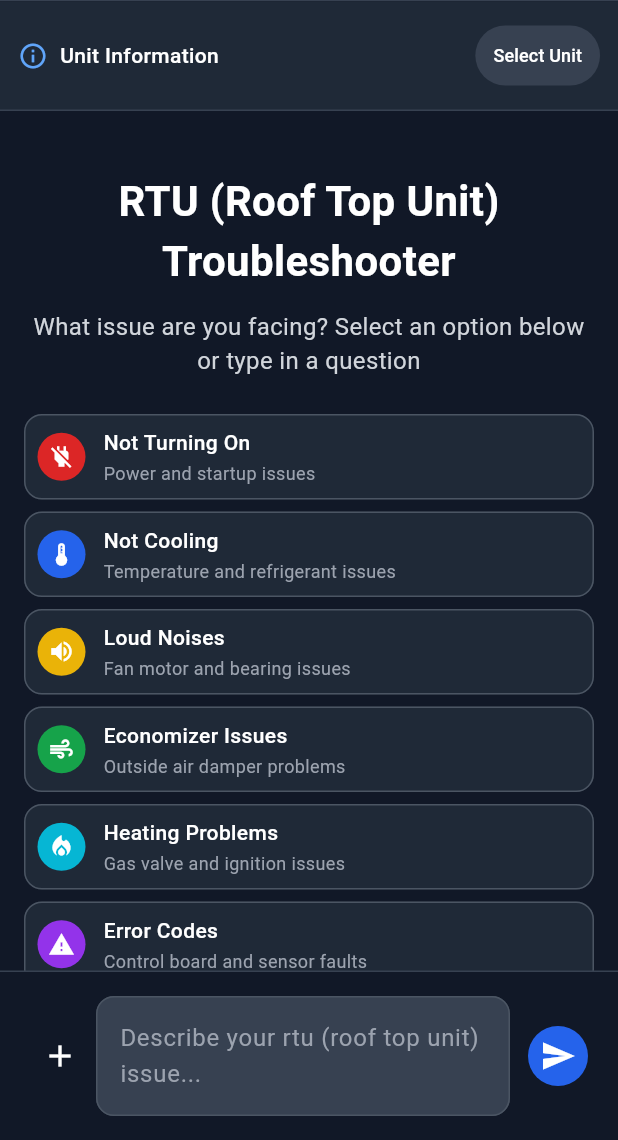
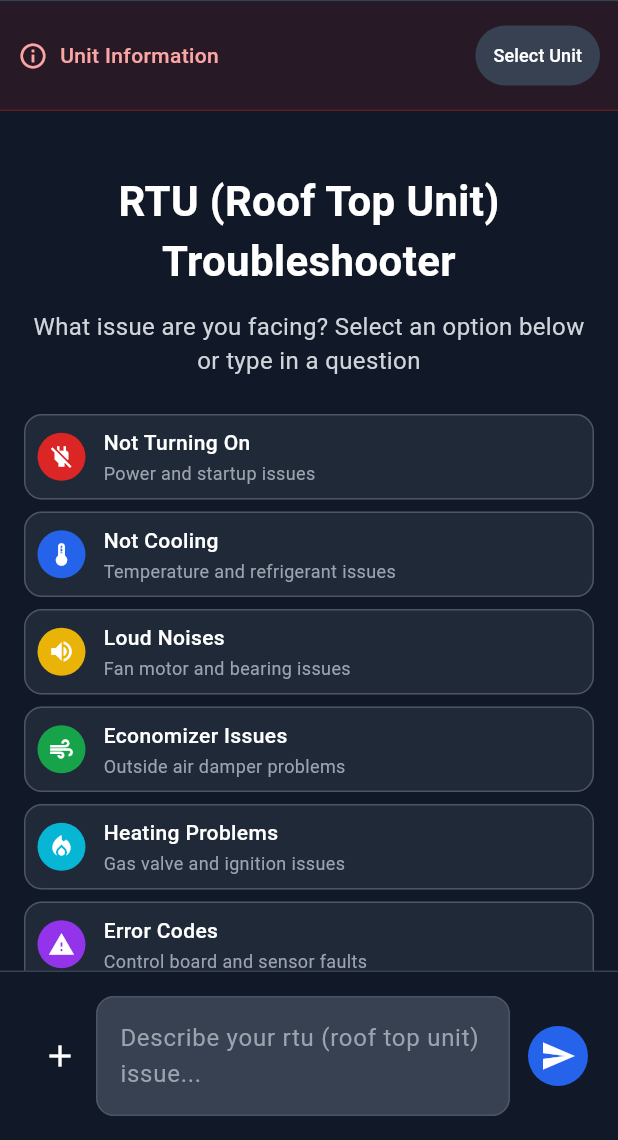
Before and after one commit to danishdhanani/dex-mvp-1.3, a Flutter app: the ServiceCallPage screen opened by its route, after a tap on "Available", on a phone screen of 412 x 824 dp, the part 96-1236 px from its top. Run offline on Flutter 3.47's test engine with Material 3 defaults, Android fonts, the phone set to English and light mode, and no system bars; our stand-ins replace flutter_dotenv, image_picker, shared_preferences, supabase_flutter; accounts and stored records are empty; project files that could hold a hidden picture were left out.

Commit message:
add manual lookup logic

```diff
--- a/mobile/dex/lib/screens/service_call/chat_bot.dart
+++ b/mobile/dex/lib/screens/service_call/chat_bot.dart
@@ -77,6 +77,7 @@ class _ChatBotState extends State<ChatBot> {
   final ScrollController _scrollController = ScrollController();
   bool _isLoading = false;
   UnitInfo? _selectedUnit;
+  Map<String, dynamic>? _manualAvailability; // { hasManual: bool, message: string }
 
   @override
   void dispose() {
@@ -454,29 +455,39 @@ class _ChatBotState extends State<ChatBot> {
           // Unit Selection Header
           Container(
             padding: const EdgeInsets.all(12),
-            decoration: const BoxDecoration(
-              color: Color(0xFF1F2937), // gray-800
+            decoration: BoxDecoration(
+              color: _selectedUnit == null
+                  ? const Color(0xFF7F1D1D).withValues(alpha: 0.2) // red-900 with opacity
+                  : const Color(0xFF1F2937), // gray-800
               border: Border(
                 bottom: BorderSide(
-                  color: Color(0xFF374151), // gray-700
+                  color: _selectedUnit == null
+                      ? const Color(0xFFDC2626).withValues(alpha: 0.3) // red-600 with opacity
+                      : const Color(0xFF374151), // gray-700
                   width: 1,
                 ),
               ),
             ),
-            child: Row(
-              children: [
-                const Icon(
+            child: Column(
+              children: [
+                Row(
+                  children: [
+                    Icon(
                       Icons.info_outline,
-                  color: Color(0xFF60A5FA), // blue-400
+                      color: _selectedUnit == null
+                          ? const Color(0xFFFCA5A5) // red-400
+                          : const Color(0xFF60A5FA), // blue-400
                       size: 20,
                     ),
                     const SizedBox(width: 8),
-                const Text(
+                    Text(
                       'Unit Information',
                       style: TextStyle(
                         fontSize: 14,
                         fontWeight: FontWeight.w500,
-                    color: Colors.white,
+                        color: _selectedUnit == null
+                            ? const Color(0xFFFCA5A5) // red-200
+                            : Colors.white,
                       ),
                     ),
                     const Spacer(),
@@ -495,6 +506,52 @@ class _ChatBotState extends State<ChatBot> {
                         style: const TextStyle(fontSize: 12),
                       ),
                     ),
+                  ],
+                ),
+                // Manual availability status
+                if (_manualAvailability != null) ...[
+                  const SizedBox(height: 8),
+                  Container(
+                    padding: const EdgeInsets.all(8),
+                    decoration: BoxDecoration(
+                      color: _manualAvailability!['hasManual'] == true
+                          ? const Color(0xFF065F46).withValues(alpha: 0.2) // green-900 with opacity
+                          : const Color(0xFF78350F).withValues(alpha: 0.2), // yellow-900 with opacity
+                      borderRadius: BorderRadius.circular(6),
+                      border: Border.all(
+                        color: _manualAvailability!['hasManual'] == true
+                            ? const Color(0xFF10B981).withValues(alpha: 0.3) // green-600
+                            : const Color(0xFFF59E0B).withValues(alpha: 0.3), // yellow-600
+                        width: 1,
+                      ),
+                    ),
+                    child: Row(
+                      children: [
+                        Icon(
+                          _manualAvailability!['hasManual'] == true
+                              ? Icons.check_circle
+                              : Icons.info_outline,
+                          color: _manualAvailability!['hasManual'] == true
+                              ? const Color(0xFF10B981) // green-600
+                              : const Color(0xFFF59E0B), // yellow-600
+                          size: 16,
+                        ),
+                        const SizedBox(width: 8),
+                        Expanded(
+                          child: Text(
+                            _manualAvailability!['message'] as String,
+                            style: TextStyle(
+                              fontSize: 12,
+                              color: _manualAvailability!['hasManual'] == true
+                                  ? const Color(0xFF6EE7B7) // green-300
+                                  : const Color(0xFFFCD34D), // yellow-300
+                            ),
+                          ),
+                        ),
+                      ],
+                    ),
+                  ),
+                ],
               ],
             ),
           ),
@@ -712,6 +769,74 @@ class _ChatBotState extends State<ChatBot> {
     );
   }
 
+  Future<void> _checkManualAvailability(UnitInfo unitInfo) async {
+    try {
+      // Get base URL from .env file
+      final baseUrl = dotenv.env['API_BASE_URL'] ?? 'http://localhost:3000';
+      final url = Uri.parse('$baseUrl/api/admin/manuals');
+
+      final response = await http.get(url);
+
+      if (response.statusCode == 200) {
+        final data = jsonDecode(response.body);
+        final manuals = data['manuals'] as List<dynamic>? ?? [];
+
+        // Look for manuals that match the unit info
+        final matchingManuals = manuals.where((manual) {
+          final unitInfoData = manual['unitInfo'] as Map<String, dynamic>?;
+          if (unitInfoData == null) return false;
+
+          final brandMatch = (unitInfoData['brand'] as String? ?? '')
+                  .toLowerCase() ==
+              unitInfo.brand.toLowerCase();
+          final modelMatch = (unitInfoData['model'] as String? ?? '')
+                  .toLowerCase() ==
+              unitInfo.model.toLowerCase();
+          final typeMatch = (unitInfoData['unitType'] as String? ?? '')
+                  .toLowerCase() ==
+              unitInfo.unitType.toLowerCase();
+
+          return brandMatch && modelMatch && typeMatch;
+        }).toList();
+
+        setState(() {
+          if (matchingManuals.isNotEmpty) {
+            _manualAvailability = {
+              'hasManual': true,
+              'message':
+                  'Manual found, chat will now provide unit-specific information'
+            };
+          } else {
+            _manualAvailability = {
+              'hasManual': false,
+              'message':
+                  'This manual is not yet in our library, we will get it added soon. In the meantime you will see general results for ${_getEquipmentTypeName(unitInfo.unitType).toLowerCase()}.'
+            };
+          }
+        });
+      } else {
+        // Fallback if API fails
+        setState(() {
+          _manualAvailability = {
+            'hasManual': false,
+            'message':
+                'This manual is not yet in our library, we will get it added soon. In the meantime you will see general results for ${_getEquipmentTypeName(unitInfo.unitType).toLowerCase()}.'
+          };
+        });
+      }
+    } catch (error) {
+      print('Error checking manual availability: $error');
+      // Fallback on error
+      setState(() {
+        _manualAvailability = {
+          'hasManual': false,
+          'message':
+              'This manual is not yet in our library, we will get it added soon. In the meantime you will see general results for ${_getEquipmentTypeName(unitInfo.unitType).toLowerCase()}.'
+        };
+      });
+    }
+  }
+
   void _showUnitSelectorModal() {
     showDialog(
       context: context,
@@ -724,11 +849,14 @@ class _ChatBotState extends State<ChatBot> {
           onClose: () {
             Navigator.of(context).pop();
           },
-          onSave: (unitInfo) {
+          onSave: (unitInfo) async {
             setState(() {
               _selectedUnit = unitInfo;
+              _manualAvailability = null; // Clear previous availability when changing unit
             });
             Navigator.of(context).pop();
+            // Check manual availability after saving
+            await _checkManualAvailability(unitInfo);
           },
           getEquipmentTypeName: _getEquipmentTypeName,
         ),
```
Lines whose indentation alone changed are shown as unchanged.
